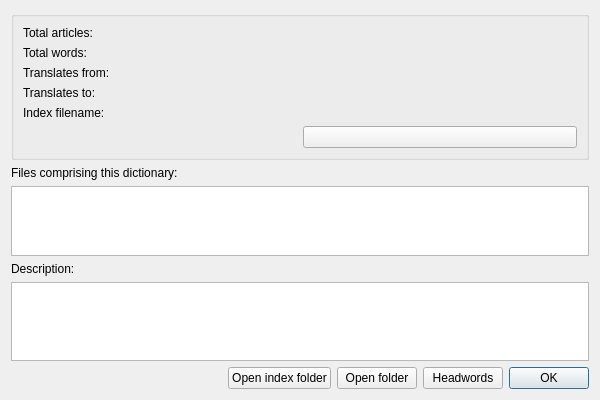
Old version of the form src/ui/dictinfo.ui in the repository xiaoyifang/goldendict-ng.
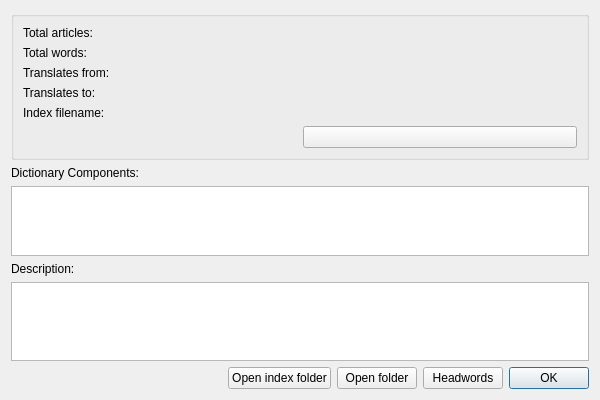
New version of the form.

Commit message: ui: refine the label text

```diff
--- a/src/ui/dictinfo.ui
+++ b/src/ui/dictinfo.ui
@@ -119,7 +119,7 @@
    <item>
     <widget class="QLabel" name="label">
      <property name="text">
-      <string>Files comprising this dictionary:</string>
+      <string>Dictionary Components:</string>
      </property>
     </widget>
    </item>
```
Left out of the diff: 2 changed lines with no effect on the pictures. The commit also changes 1 other file.
